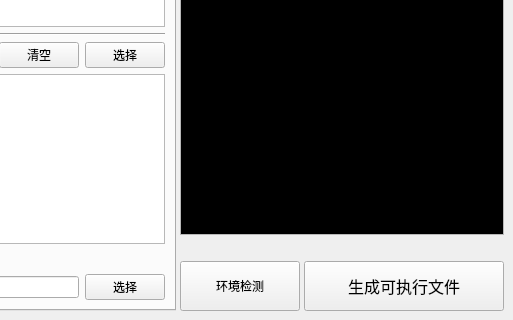
Above: ui/pyitool.ui from hrpzcf/AwesomePyKit before the change; both pictures show x 172 to 685 and y 396 to 716 of the 685 by 716 pixel window. Below: the same form after it.
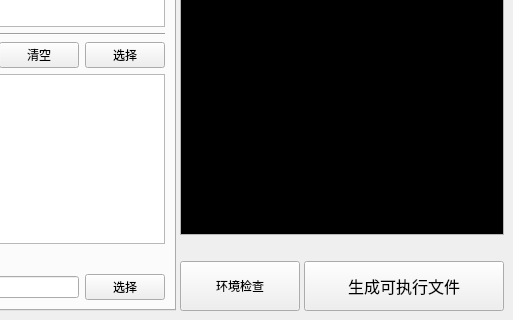
That is the form after the change.

Commit message: 程序打包工具的'模块检测'按钮更名为'环境检查'

Patch:
```diff
--- a/ui/pyitool.ui
+++ b/ui/pyitool.ui
@@ -1342,7 +1342,7 @@
              <string>检测程序运行所需的所有模块是否在已选的PYTHON环境中安装。</string>
             </property>
             <property name="text">
-             <string>环境检测</string>
+             <string>环境检查</string>
             </property>
            </widget>
           </item>
```
The commit also changes 1 other file.
